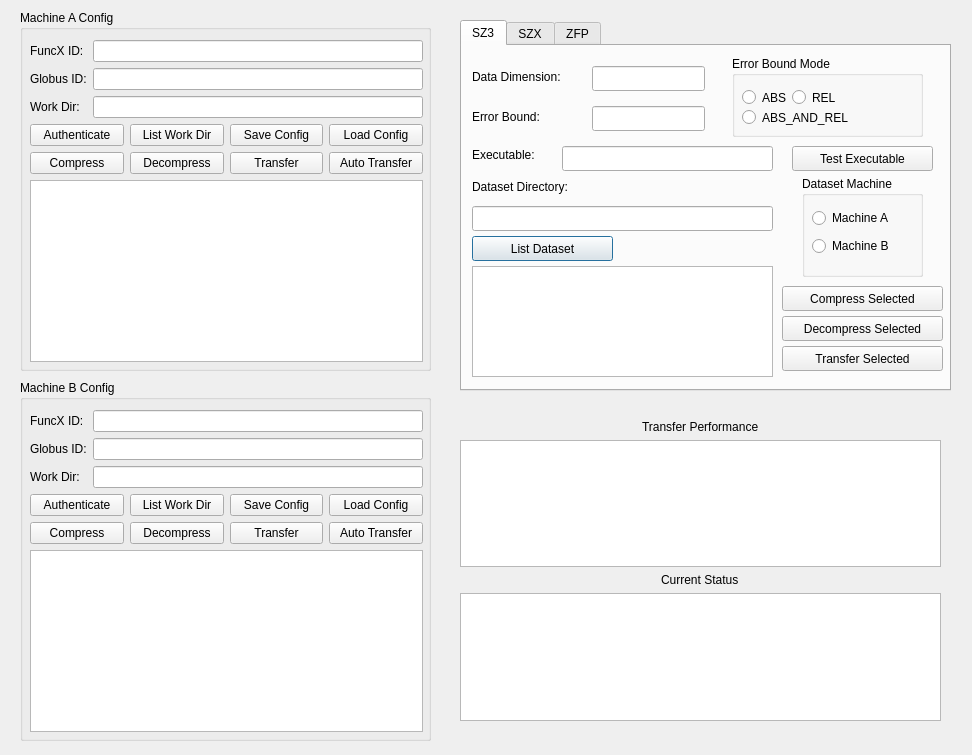
Above: ocelot.ui from legendPerceptor/Ocelot before the change. Below: the same form after it.
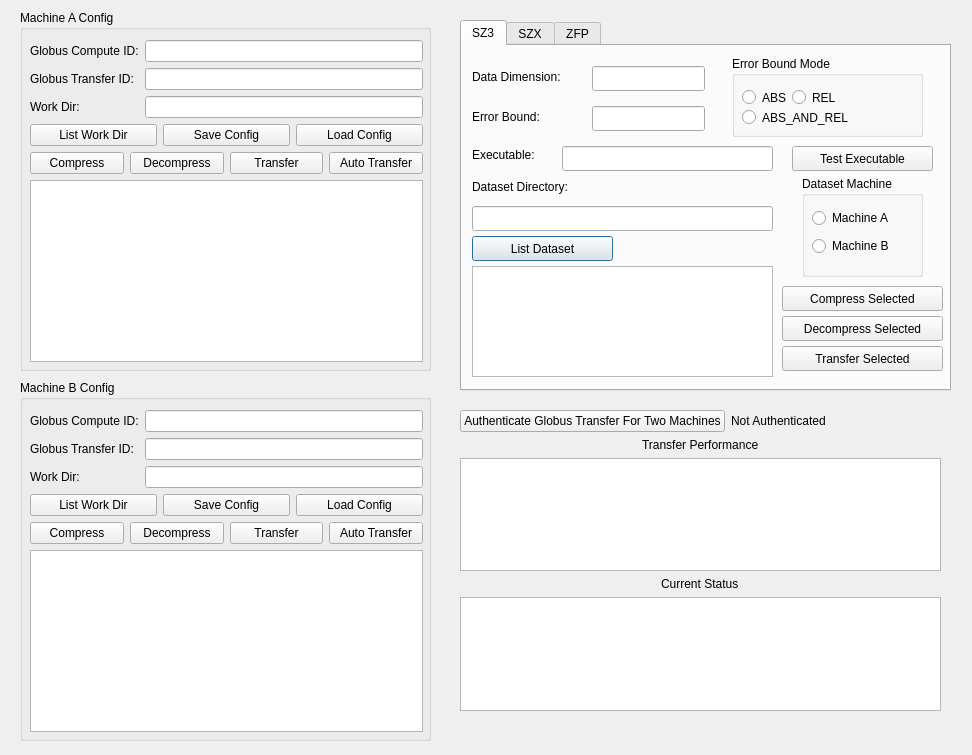
That is the form after the change.

Commit message: load config and globus authenticate; issues about window size consistency

```diff
--- a/ocelot.ui
+++ b/ocelot.ui
@@ -364,7 +364,7 @@
        <item row="0" column="0">
         <widget class="QLabel" name="label">
          <property name="text">
-          <string>FuncX ID:</string>
+          <string>Globus Compute ID:</string>
          </property>
         </widget>
        </item>
@@ -374,7 +374,7 @@
        <item row="1" column="0">
         <widget class="QLabel" name="label_2">
          <property name="text">
-          <string>Globus ID:</string>
+          <string>Globus Transfer ID:</string>
          </property>
         </widget>
        </item>
@@ -395,13 +395,6 @@
      </item>
      <item>
       <layout class="QHBoxLayout" name="horizontalLayout">
-       <item>
-        <widget class="QPushButton" name="authenticate_button_a">
-         <property name="text">
-          <string>Authenticate</string>
-         </property>
-        </widget>
-       </item>
        <item>
         <widget class="QPushButton" name="list_workdir_button_a">
          <property name="text">
@@ -490,7 +483,7 @@
        <item row="0" column="0">
         <widget class="QLabel" name="label_4">
          <property name="text">
-          <string>FuncX ID:</string>
+          <string>Globus Compute ID:</string>
          </property>
         </widget>
        </item>
@@ -500,7 +493,7 @@
        <item row="1" column="0">
         <widget class="QLabel" name="label_5">
          <property name="text">
-          <string>Globus ID:</string>
+          <string>Globus Transfer ID:</string>
          </property>
         </widget>
        </item>
@@ -521,13 +514,6 @@
      </item>
      <item>
       <layout class="QHBoxLayout" name="horizontalLayout_2">
-       <item>
-        <widget class="QPushButton" name="authenticate_button_b">
-         <property name="text">
-          <string>Authenticate</string>
-         </property>
-        </widget>
-       </item>
        <item>
         <widget class="QPushButton" name="list_workdir_button_b">
          <property name="text">
@@ -593,12 +579,30 @@
    <property name="geometry">
     <rect>
      <x>460</x>
-     <y>420</y>
+     <y>410</y>
      <width>481</width>
      <height>301</height>
     </rect>
    </property>
    <layout class="QVBoxLayout" name="verticalLayout_4">
+    <item>
+     <layout class="QHBoxLayout" name="horizontalLayout_5">
+      <item>
+       <widget class="QPushButton" name="authenticate_button">
+        <property name="text">
+         <string>Authenticate Globus Transfer For Two Machines</string>
+        </property>
+       </widget>
+      </item>
+      <item>
+       <widget class="QLabel" name="authenticate_status_label">
+        <property name="text">
+         <string>Not Authenticated</string>
+        </property>
+       </widget>
+      </item>
+     </layout>
+    </item>
     <item alignment="Qt::AlignHCenter">
      <widget class="QLabel" name="label_13">
       <property name="text">
```
Left out of the diff: 4 changed lines with no effect on the pictures. The commit also changes 5 other files.
